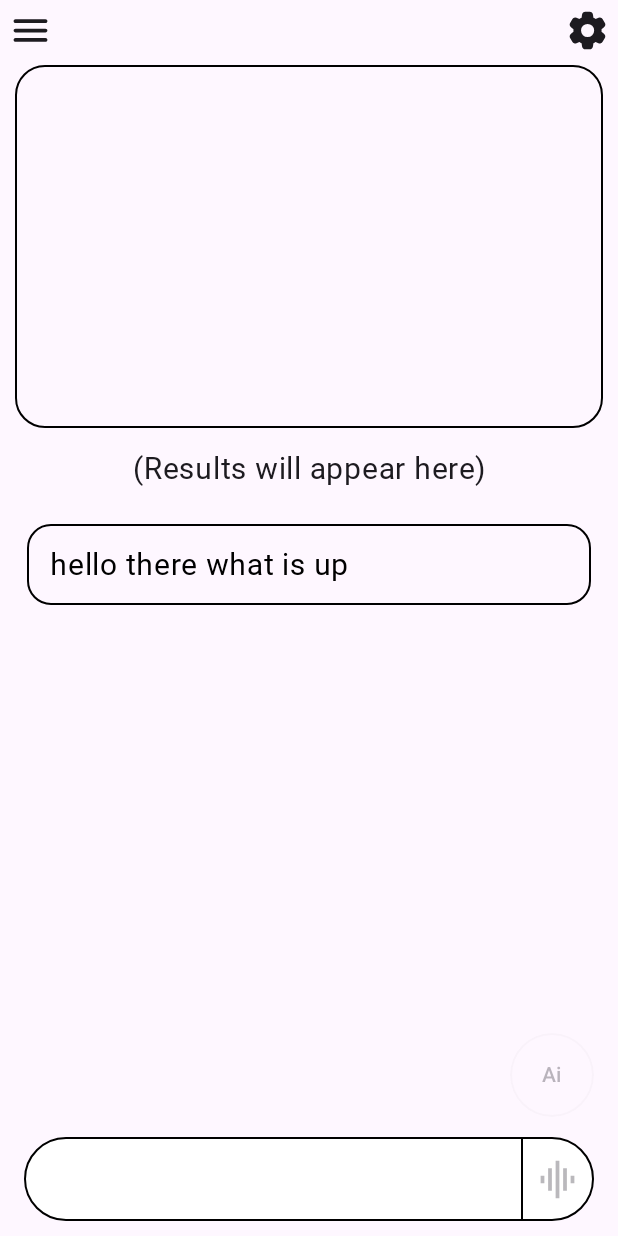
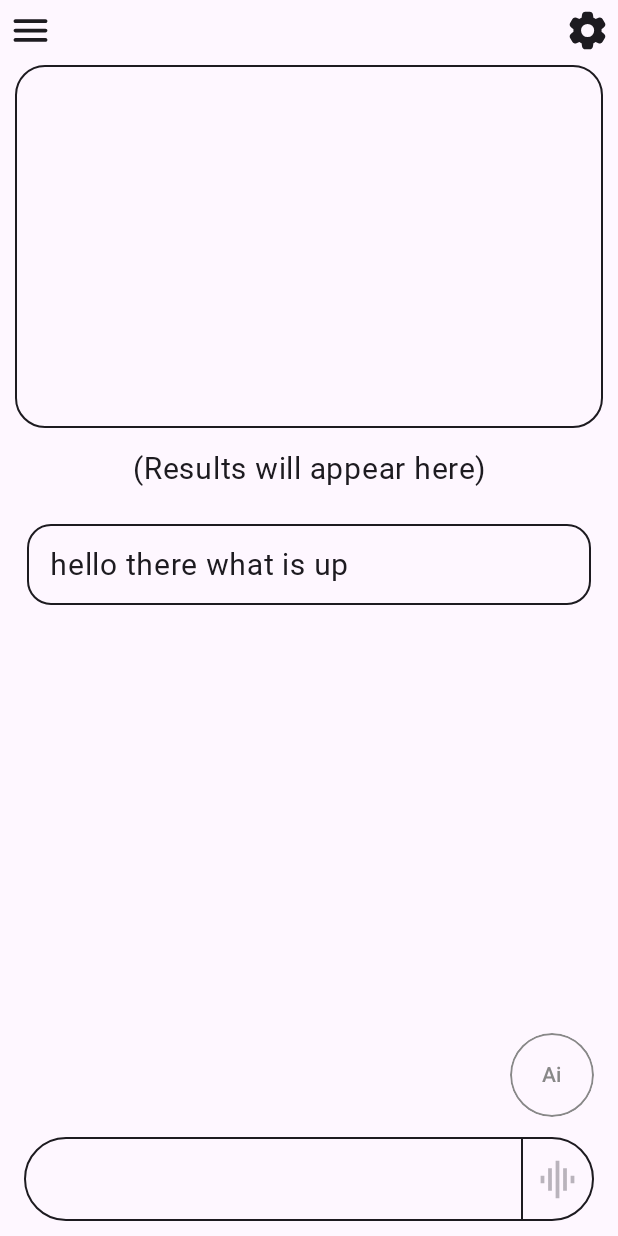
Before and after one commit to klokidis/Onpa, an Android app built with Jetpack Compose: the screen it shows after launch (MainActivity), on a phone screen of 412 x 824 dp. Run offline under Robolectric (Android 15) with nearby library versions, the phone set to English and light mode, and no system bars; libraries missing offline, so code that uses them is left out: com.google.ai.client; Roboto replaces fonts that are not available here.

Commit message:
fix color themes

```diff
--- a/app/src/main/java/com/example/ptyxiakh/ui/MainScreen.kt
+++ b/app/src/main/java/com/example/ptyxiakh/ui/MainScreen.kt
@@ -102,7 +102,6 @@ private fun ResultsUi(
 ) {
     val listState = rememberLazyListState()
     var result1 = result
-    var textColor = MaterialTheme.colorScheme.onSurface
 
     // Automatically scroll when the list updates
     LaunchedEffect(answersList) {
@@ -126,13 +125,16 @@ private fun ResultsUi(
         item {
             when (uiState) {
                 is ResponseState.Error -> {
-                    textColor = MaterialTheme.colorScheme.error
                     result1 = uiState.errorMessage
-                    ResultText(result1, textColor, inputTextAlign = TextAlign.Center)
+                    ResultText(
+                        result1,
+                        textColor = MaterialTheme.colorScheme.error,
+                        inputTextAlign = TextAlign.Center
+                    )
                 }
 
                 is ResponseState.Initial -> {
-                    ResultText(result1, textColor, inputTextAlign = TextAlign.Center)
+                    ResultText(result1, inputTextAlign = TextAlign.Center)
                 }
 
                 ResponseState.Loading -> {
@@ -172,19 +174,19 @@ private fun ResultCard(
             }
             .border(
                 width = 1.dp,
-                color = Color.Black,
+                color = MaterialTheme.colorScheme.onBackground,
                 shape = RoundedCornerShape(16.dp)
             )
     ) {
-        ResultText(result, Color.Black, inputTextAlign = TextAlign.Start)
+        ResultText(result, inputTextAlign = TextAlign.Start)
     }
 }
 
 @Composable
 fun ResultText(
     resultText: String,
-    textColor: Color,
     modifier: Modifier = Modifier,
+    textColor: Color = MaterialTheme.colorScheme.onSurface,
     inputTextAlign: TextAlign = TextAlign.Center,
     inputStyle: TextStyle = MaterialTheme.typography.bodyLarge,
 ) {
@@ -214,13 +216,14 @@ private fun SpeechToTextUi() {
         textStyle = TextStyle(
             textAlign = TextAlign.Start,
             //fontFamily = FontFamily(Font(R.font.radiocanadabigregular)),
-            fontSize = 26.sp
+            fontSize = 26.sp,
+            color = MaterialTheme.colorScheme.onBackground
         ),
         colors = OutlinedTextFieldDefaults.colors(
             focusedContainerColor = Color.Transparent,
             unfocusedContainerColor = Color.Transparent,
-            focusedBorderColor = Color.Black, // Set the focused outline to black
-            unfocusedBorderColor = Color.Black,
+            focusedBorderColor = MaterialTheme.colorScheme.onBackground, // Set the focused outline to black
+            unfocusedBorderColor = MaterialTheme.colorScheme.onBackground
         ),
         shape = RoundedCornerShape(20.dp)
     )
@@ -284,18 +287,27 @@ private fun BottomUi(
 
 @Composable
 private fun CustomButton(sendPrompt: (String) -> Unit, prompt: () -> String) {
+    val isEnabled = prompt().trim().isNotEmpty()
+
     OutlinedButton(
         onClick = {
             sendPrompt(prompt())
         },
-        enabled = prompt().trim().isNotEmpty(),
+        enabled = isEnabled,
+        border = BorderStroke(
+            width = 1.dp,
+            color = if (isEnabled) MaterialTheme.colorScheme.onBackground else Color.Gray
+        ),
         modifier = Modifier
             .size(56.dp)
             .clip(CircleShape), // Make it circular
         shape = CircleShape, // Ensure the button's shape is circular
         contentPadding = PaddingValues(0.dp) //remove extra padding
     ) {
-        Text(text = stringResource(R.string.ai))
+        Text(
+            text = stringResource(R.string.ai),
+            color = if (isEnabled) MaterialTheme.colorScheme.onBackground else Color.Gray
+        )
     }
 }
 
@@ -313,10 +325,10 @@ private fun CustomTextField(
         shape = RoundedCornerShape(50.dp),
         maxLines = 3,
         colors = OutlinedTextFieldDefaults.colors(
-            focusedContainerColor = Color.White,
-            unfocusedContainerColor = Color.White,
-            focusedBorderColor = Color.Black,
-            unfocusedBorderColor = Color.Black,
+            focusedContainerColor = MaterialTheme.colorScheme.background,
+            unfocusedContainerColor = MaterialTheme.colorScheme.background,
+            focusedBorderColor = MaterialTheme.colorScheme.onBackground,
+            unfocusedBorderColor = MaterialTheme.colorScheme.onBackground,
         ),
         trailingIcon = {
             OutlinedButton(
@@ -346,7 +358,7 @@ private fun CustomTextField(
                         modifier = Modifier
                             .width(1.dp) // Line thickness
                             .fillMaxHeight() // Line height
-                            .background(Color.Black) // Line color
+                            .background(MaterialTheme.colorScheme.onBackground) // Line color
                     )
                     Icon(
                         modifier = Modifier
```
